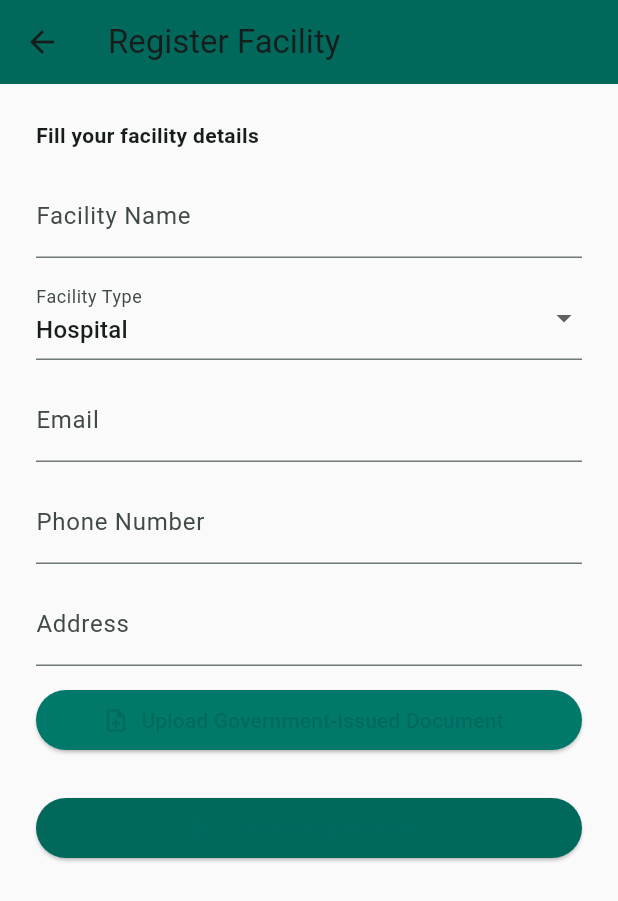
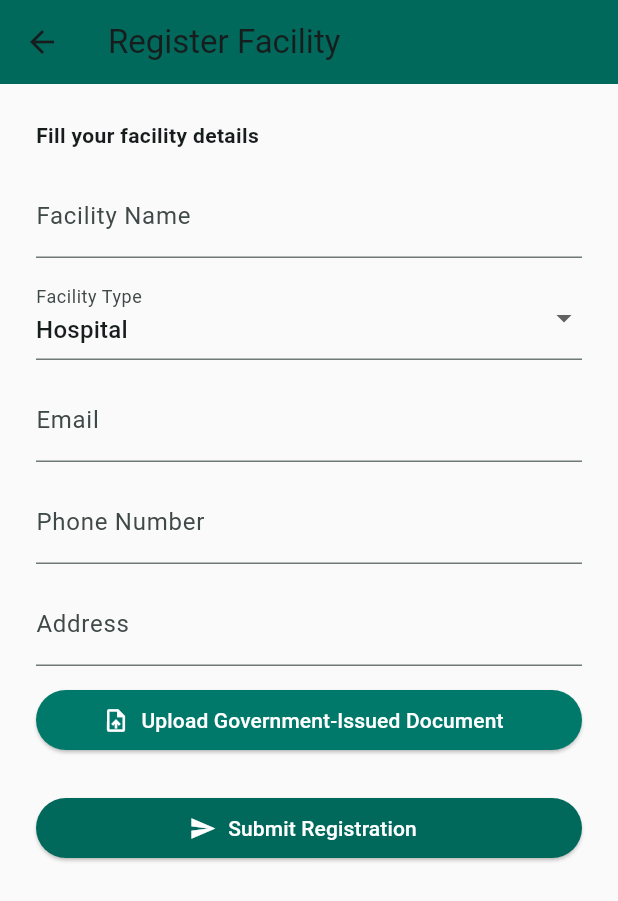
Before and after one commit to Saddeeq84/LifecareMobileApp, a Flutter app: the FacilityRegisterScreen screen opened by its route, on a phone screen of 412 x 824 dp. Shown: the top 901 px of the screen. Run offline on Flutter 3.47's test engine with Material 3 defaults, Android fonts, the phone set to English and light mode, and no system bars; our stand-ins replace file_picker, flutter_local_notifications, image_picker, just_audio, shared_preferences, timezone and 1 more; accounts and stored records are empty.

Commit message:
Tested my app on mobile phone (android) and fixed some issues.

```diff
--- a/lifecare_connect/lib/screens/facility_register_screen.dart
+++ b/lifecare_connect/lib/screens/facility_register_screen.dart
@@ -1,71 +1,158 @@
-// lib/screens/facility/facility_register_screen.dart
 import 'package:flutter/material.dart';
 
-class FacilityRegisterScreen extends StatelessWidget {
+class FacilityRegisterScreen extends StatefulWidget {
   const FacilityRegisterScreen({super.key});
 
   @override
-  Widget build(BuildContext context) {
+  State<FacilityRegisterScreen> createState() =>
+      _FacilityRegisterScreenState();
+}
+
+class _FacilityRegisterScreenState extends State<FacilityRegisterScreen> {
+  final _formKey = GlobalKey<FormState>();
+
   final nameController = TextEditingController();
   final emailController = TextEditingController();
   final phoneController = TextEditingController();
   final addressController = TextEditingController();
+
   final typeOptions = ['Hospital', 'Pharmacy', 'Laboratory', 'Scan Center'];
-    String selectedType = typeOptions[0];
+  String selectedType = 'Hospital';
 
+  void _submitForm() {
+    if (_formKey.currentState!.validate()) {
+      ScaffoldMessenger.of(context).showSnackBar(
+        const SnackBar(
+          content: Text("Registration submitted. Awaiting admin approval."),
+        ),
+      );
+
+      // Clear all fields after successful "submission"
+      nameController.clear();
+      emailController.clear();
+      phoneController.clear();
+      addressController.clear();
+      setState(() {
+        selectedType = typeOptions[0];
+      });
+
+      // Close the form screen (optional)
+      Navigator.pop(context);
+    }
+  }
+
+  @override
+  Widget build(BuildContext context) {
     return Scaffold(
       appBar: AppBar(
         title: const Text("Register Facility"),
         backgroundColor: Colors.teal.shade800,
       ),
-      body: Padding(
-        padding: const EdgeInsets.all(24),
+      body: LayoutBuilder(
+        builder: (context, constraints) {
+          double horizontalPadding = constraints.maxWidth > 600 ? 100 : 24;
+
+          return Padding(
+            padding: EdgeInsets.symmetric(horizontal: horizontalPadding, vertical: 24),
+            child: Form(
+              key: _formKey,
               child: ListView(
                 children: [
-            const Text("Fill your facility details", style: TextStyle(fontWeight: FontWeight.bold)),
+                  const Text(
+                    "Fill your facility details",
+                    style: TextStyle(fontWeight: FontWeight.bold),
+                  ),
                   const SizedBox(height: 16),
-            TextField(controller: nameController, decoration: const InputDecoration(labelText: "Facility Name")),
+                  TextFormField(
+                    controller: nameController,
+                    decoration: const InputDecoration(labelText: "Facility Name"),
+                    validator: (value) => value == null || value.isEmpty ? 'Enter facility name' : null,
+                  ),
                   const SizedBox(height: 12),
                   DropdownButtonFormField<String>(
                     value: selectedType,
-              items: typeOptions.map((t) => DropdownMenuItem(value: t, child: Text(t))).toList(),
-              onChanged: (val) => selectedType = val ?? 'Hospital',
+                    items: typeOptions
+                        .map((t) => DropdownMenuItem(value: t, child: Text(t)))
+                        .toList(),
+                    onChanged: (val) {
+                      if (val != null) {
+                        setState(() {
+                          selectedType = val;
+                        });
+                      }
+                    },
                     decoration: const InputDecoration(labelText: "Facility Type"),
                   ),
                   const SizedBox(height: 12),
-            TextField(controller: emailController, decoration: const InputDecoration(labelText: "Email")),
+                  TextFormField(
+                    controller: emailController,
+                    decoration: const InputDecoration(labelText: "Email"),
+                    keyboardType: TextInputType.emailAddress,
+                    validator: (value) {
+                      if (value == null || value.isEmpty) {
+                        return 'Enter email';
+                      }
+                      final emailRegex = RegExp(r'^[\w-.]+@([\w-]+\.)+[\w-]{2,4}$');
+                      if (!emailRegex.hasMatch(value)) {
+                        return 'Enter a valid email';
+                      }
+                      return null;
+                    },
+                  ),
                   const SizedBox(height: 12),
-            TextField(controller: phoneController, decoration: const InputDecoration(labelText: "Phone Number")),
+                  TextFormField(
+                    controller: phoneController,
+                    decoration: const InputDecoration(labelText: "Phone Number"),
+                    keyboardType: TextInputType.phone,
+                    validator: (value) =>
+                        value == null || value.isEmpty ? 'Enter phone number' : null,
+                  ),
                   const SizedBox(height: 12),
-            TextField(controller: addressController, decoration: const InputDecoration(labelText: "Address")),
+                  TextFormField(
+                    controller: addressController,
+                    decoration: const InputDecoration(labelText: "Address"),
+                    validator: (value) =>
+                        value == null || value.isEmpty ? 'Enter address' : null,
+                  ),
                   const SizedBox(height: 12),
                   ElevatedButton.icon(
                     onPressed: () {
-                // Simulate file upload
                       ScaffoldMessenger.of(context).showSnackBar(
-                  const SnackBar(content: Text("Upload simulated: Legal document (UI only)")),
+                        const SnackBar(
+                          content: Text("Upload simulated: Legal document (UI only)"),
+                        ),
                       );
                     },
-              icon: const Icon(Icons.upload_file),
-              label: const Text("Upload Government-Issued Document"),
-              style: ElevatedButton.styleFrom(backgroundColor: Colors.teal.shade700),
+                    icon: const Icon(Icons.upload_file, color: Colors.white),
+                    label: const Text(
+                      "Upload Government-Issued Document",
+                      style: TextStyle(color: Colors.white),
+                    ),
+                    style: ElevatedButton.styleFrom(
+                      backgroundColor: Colors.teal.shade700,
+                      foregroundColor: Colors.white,
+                    ),
                   ),
                   const SizedBox(height: 24),
                   ElevatedButton.icon(
-              onPressed: () {
-                // Simulated submission
-                ScaffoldMessenger.of(context).showSnackBar(
-                  const SnackBar(content: Text("Registration submitted. Awaiting admin approval.")),
-                );
-                Navigator.pop(context);
-              },
-              icon: const Icon(Icons.send),
-              label: const Text("Submit Registration"),
-              style: ElevatedButton.styleFrom(backgroundColor: Colors.teal.shade800),
-            )
+                    onPressed: _submitForm,
+                    icon: const Icon(Icons.send, color: Colors.white),
+                    label: const Text(
+                      "Submit Registration",
+                      style: TextStyle(color: Colors.white),
+                    ),
+                    style: ElevatedButton.styleFrom(
+                      backgroundColor: Colors.teal.shade800,
+                      foregroundColor: Colors.white,
+                    ),
+                  ),
                 ],
               ),
             ),
           );
+        },
+      ),
+    );
   }
 }
+// This code defines a Flutter screen for registering a healthcare facility.
```
Also changed, not shown: lifecare_connect/lib/screens/login_page.dart (+7 -3 lines), lifecare_connect/lib/screens/register_role_selection.dart (+10 -5 lines), lifecare_connect/lib/screens/role_selection.dart (+14 -7 lines), 2 other files. Lines whose indentation alone changed are shown as unchanged.
